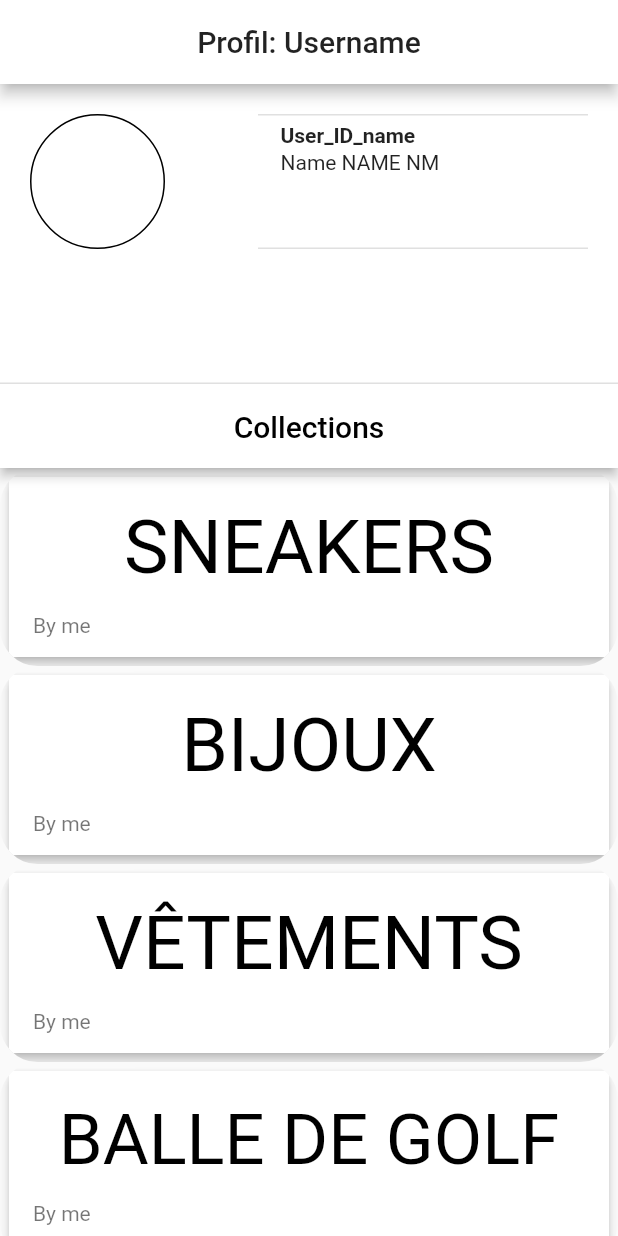
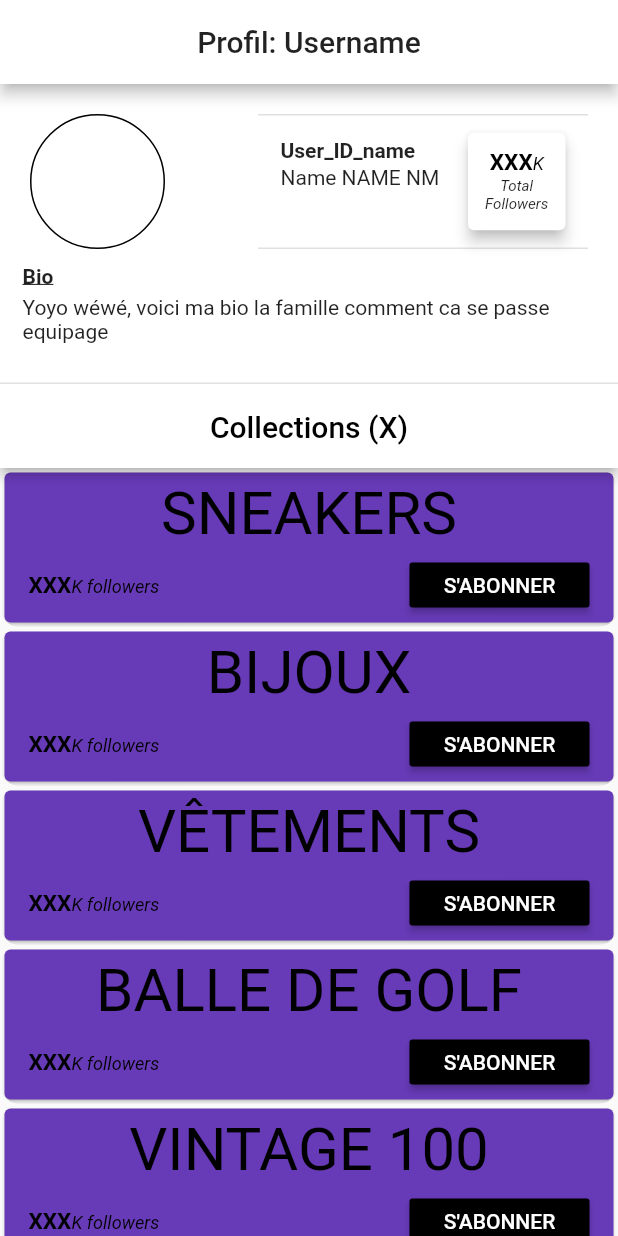
Before and after one commit to avallois/CollectX, a Flutter app: the screen it shows after launch, on a phone screen of 412 x 824 dp. Run offline on Flutter 3.47's test engine with Material 2 defaults, Android fonts, the phone set to English and light mode, and no system bars; drawn by our look-alikes of auto_size_text.

Commit message:
screen profile almost structured

```diff
--- a/lib/main.dart
+++ b/lib/main.dart
@@ -1,7 +1,8 @@
 import 'package:flutter/material.dart';
 import 'package:provider/provider.dart';
+import 'package:flutter/services.dart';
 
-import './pages/collection_overview_page.dart';
+import './pages/profile_page.dart';
 import './pages/collection_detail_page.dart';
 import './providers/collections.dart';
 import './providers/collection_elements.dart';
@@ -11,6 +12,9 @@ void main() => runApp(MyApp());
 class MyApp extends StatelessWidget {
   @override
   Widget build(BuildContext context) {
+    SystemChrome.setPreferredOrientations([
+      DeviceOrientation.portraitUp,
+    ]);
     return MultiProvider(
       providers: [
         ChangeNotifierProvider.value(
@@ -24,9 +28,8 @@ class MyApp extends StatelessWidget {
         title: 'MyShop',
         theme: ThemeData(
           primaryColor: Colors.white,
-
         ),
-        home: CollectionOverviewPage(),
+        home: ProfilePage(),
         routes: {
           CollectionDetailPage.namedRoute: (ctx) => CollectionDetailPage(),
         },
--- a/lib/pages/collection_overview_page.dart
+++ b/lib/pages/profile_page.dart
@@ -5,7 +5,7 @@ import '../widgets/profile/collection_list/profile_collection_list_header.dart';
 import '../widgets/profile/collection_list/profile_collection_list.dart';
 // import '../widgets/collection_list.dart';
 
-class CollectionOverviewPage extends StatelessWidget {
+class ProfilePage extends StatelessWidget {
   @override
   Widget build(BuildContext context) {
     return Scaffold(
--- a/lib/widgets/profile/collection_list/profile_collection_list_item.dart
+++ b/lib/widgets/profile/collection_list/profile_collection_list_item.dart
@@ -9,34 +9,82 @@ class ProfileCollectionListItem extends StatelessWidget {
   @override
   Widget build(BuildContext context) {
     final collection = Provider.of<Collection>(context);
+
+    TextStyle defaultSubtitleTextStyle = TextStyle(
+      fontSize: 15.0,
+      fontWeight: FontWeight.bold,
+      color: Colors.black,
+    );
+
     return GestureDetector(
       onTap: () {
-        Navigator.of(context).pushNamed(CollectionDetailPage.namedRoute, arguments: collection.id);
+        Navigator.of(context).pushNamed(CollectionDetailPage.namedRoute,
+            arguments: collection.id);
       },
       child: ClipRRect(
-        borderRadius: BorderRadius.circular(25),
+        borderRadius: BorderRadius.circular(13),
         child: Card(
-          elevation: 3,
-          margin: EdgeInsets.all(6),
+          color: Colors.deepPurple,
+          elevation: 1.0,
+          margin: EdgeInsets.all(3.0),
           child: Container(
-            color: Colors.white,
-            height: 120,
+            height: 100,
             child: ListTile(
+              // isThreeLine: true,
               title:
-              Padding(
-                padding: const EdgeInsets.all(14.0),
-                child:
-                //Center(
-                  //child:
-                  AutoSizeText.rich(
-                    TextSpan(text: collection.title.toUpperCase()),
-                    textAlign: TextAlign.center,
-                    style: TextStyle(fontSize: 50, color: Colors.black),
-                    minFontSize: 20,
-                  ),
-                //),
+              // Padding(
+              //   padding: const EdgeInsets.only(top: 10.0, bottom: 0),
+              //   child:
+                AutoSizeText.rich(
+                  TextSpan(text: collection.title.toUpperCase()),
+                  textAlign: TextAlign.center,
+                  style: TextStyle(fontSize: 40.0, color: Colors.black),
+                  minFontSize: 20,
+                ),
+              // ),
+              subtitle: Container(
+                child: Row(
+                  mainAxisAlignment: MainAxisAlignment.spaceBetween,
+                  children: <Widget>[
+                    RichText(
+                      textAlign: TextAlign.start,
+                      text: TextSpan(
+                        text: 'XXX',
+                        style: defaultSubtitleTextStyle,
+                        children: <TextSpan>[
+                          TextSpan(
+                            text: 'K',
+                            style: TextStyle(
+                                fontSize: 12.0,
+                                fontStyle: FontStyle.italic,
+                                fontWeight: FontWeight.normal),
+                          ),
+                          TextSpan(
+                            text: ' followers',
+                            style: TextStyle(
+                                fontSize: 12.0,
+                                fontStyle: FontStyle.italic,
+                                fontWeight: FontWeight.normal),
+                          ),
+                        ],
+                      ),
+                    ),
+                    ButtonTheme(
+                      minWidth: 120,
+                      height: 30.0,
+                      child: RaisedButton(
+                        child: Text(
+                          "S'ABONNER",
+                          // style: TextStyle(fontSize: 2.0),
+                        ),
+                        color: Colors.black,
+                        textColor: Colors.white,
+                        onPressed: () {},
+                      ),
+                    ),
+                  ],
+                ),
               ),
-              subtitle: Text('By me'),
             ),
           ),
         ),
```
Also changed, not shown: lib/widgets/profile/collection_list/profile_collection_list_header.dart (+6 -3 lines), lib/widgets/profile/information/profile_user_info.dart (+82 -5 lines).
